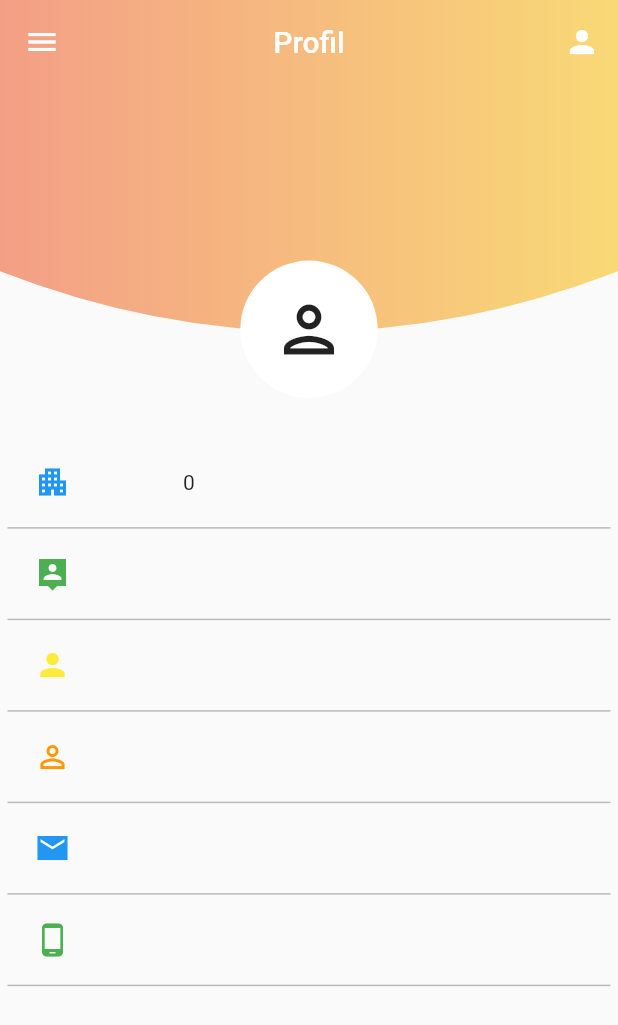
After one commit to GABDHEN/e-CE, a Flutter app: the Test screen opened directly, on a phone screen of 412 x 824 dp. The commit adds this screen. Shown: the top 1025 px of the screen. Run offline on Flutter 3.47's test engine with Material 2 defaults, Android fonts, the light colour scheme and no system bars; our stand-ins replace dropdown_button2, flutter_custom_clippers, new_gradient_app_bar, shared_preferences; missing offline and left inert: card_settings; accounts and stored records are empty.

Commit message:
Finalisation de la page de profil

```diff
--- a/mobile/lib/screens/drawer_menu/Drawer_list.dart
+++ b/mobile/lib/screens/drawer_menu/Drawer_list.dart
@@ -1,3 +1,5 @@
+// ignore_for_file: prefer_const_constructors
+
 import 'package:flutter/material.dart';
 import 'package:mobile/screens/Avis_contr%C3%B4le.dart';
 import 'package:mobile/screens/Param%C3%A8tres.dart';
--- a/mobile/lib/screens/profil/profil.dart
+++ b/mobile/lib/screens/profil/profil.dart
@@ -41,6 +41,11 @@ class _ProfilState extends State<Profil> {
     var taille_image = MediaQuery.of(context).size;
     return SafeArea(
       child: Scaffold(
+        // floatingActionButtonLocation: FloatingActionButtonLocation.centerFloat,
+        // floatingActionButton: FloatingActionButton(
+        //   child: Icon(Icons.access_alarm),
+        //   onPressed: () {},
+        // ),
         drawer: const NavigationDrawer(),
         appBar: AppBar(
           backgroundColor: Colors.orange,
--- /dev/null
+++ b/mobile/lib/screens/test.dart
@@ -0,0 +1,403 @@
+// ignore_for_file: prefer_const_constructors, prefer_const_literals_to_create_immutables
+
+import 'dart:convert';
+import 'package:new_gradient_app_bar/new_gradient_app_bar.dart';
+import 'package:flutter/material.dart';
+import 'package:flutter_custom_clippers/flutter_custom_clippers.dart';
+import 'package:mobile/classes/NavigationDrawer.dart';
+import 'package:mobile/features/auth/models/userInfos.dart';
+import 'package:mobile/screens/Authscreen.dart';
+import 'package:mobile/screens/profil/profil.dart';
+import 'package:shared_preferences/shared_preferences.dart';
+
+// ignore: camel_case_types
+class Test extends StatefulWidget {
+  const Test({Key? key}) : super(key: key);
+
+  @override
+  State<Test> createState() => _TestState();
+}
+
+class _TestState extends State<Test> {
+  late SharedPreferences prefs;
+  late UserInfos userInfos;
+
+  @override
+  void initState() {
+    super.initState();
+    retrieve().then(
+      (value) {
+        setState(
+          () {
+            userInfos = value;
+          },
+        );
+      },
+    );
+  }
+
+  Widget build(BuildContext context) {
+    var size = MediaQuery.of(context).size;
+    var height = size.height;
+    var width = size.width;
+    var alignment = MainAxisAlignment.start;
+    var sizedbox = SizedBox(width: 75);
+    return SafeArea(
+      child: Scaffold(
+        drawer: NavigationDrawer(),
+        appBar: NewGradientAppBar(
+          gradient:
+              LinearGradient(colors: [Color(0xFFF39F86), Color(0xFFF9D976)]),
+
+          // backgroundColor: Colors.orange,
+          title: Text('Profil'),
+          // titleTextStyle: TextStyle(
+          //   color: Colors.white,
+          //   fontSize: 25,
+          // ),
+          centerTitle: true,
+          elevation: 0,
+          actions: [
+            PopupMenuButton<int>(
+              icon: Icon(Icons.person),
+              itemBuilder: (context) => [
+                // popupmenu item 1
+                PopupMenuItem(
+                  value: 1,
+                  // row has two child icon and text.
+                  child: Row(
+                    // ignore: prefer_const_literals_to_create_immutables
+                    children: [
+                      Icon(Icons.remove_red_eye),
+                      SizedBox(
+                        // sized box with width 10
+                        width: 10,
+                      ),
+                      Text(
+                        "Profil",
+                        style: TextStyle(color: Colors.white),
+                      )
+                    ],
+                  ),
+                ),
+                // popupmenu item 2
+                PopupMenuItem(
+                  value: 2,
+                  // row has two child icon and text
+                  child: Row(
+                    // ignore: prefer_const_literals_to_create_immutables
+                    children: [
+                      Icon(Icons.logout_outlined),
+                      SizedBox(
+                        // sized box with width 10
+                        width: 10,
+                      ),
+                      Text(
+                        "Déconnexion",
+                        style: TextStyle(color: Colors.white),
+                      )
+                    ],
+                  ),
+                ),
+              ],
+              offset: Offset(0, 60),
+              color: Colors.grey,
+              elevation: 2,
+              onSelected: (value) {
+                // if value 1 show dialog
+                if (value == 1) {
+                  Navigator.of(context).push(
+                    MaterialPageRoute(
+                      builder: (context) => Profil(),
+                    ),
+                  );
+                  // if value 2 show dialog
+                } else if (value == 2) {
+                  Navigator.of(context).push(
+                    MaterialPageRoute(
+                      builder: (context) => Authscreen(),
+                    ),
+                  );
+                }
+              },
+            ),
+          ],
+        ),
+        body: Column(
+          children: [
+            SizedBox(
+              height: height / 3.5,
+              child: Stack(
+                children: [
+                  SizedBox(
+                    height: (height) / 5,
+                    child: ClipPath(
+                      clipper: OvalBottomBorderClipper(),
+                      child: Container(
+                        decoration: BoxDecoration(
+                          gradient: LinearGradient(
+                            begin: Alignment.topRight,
+                            end: Alignment.topLeft,
+                            colors: [Color(0xFFF9D976), Color(0xFFF39F86)],
+                          ),
+                        ),
+                      ),
+                    ),
+                  ),
+                  Positioned(
+                    height: height / 9,
+                    width: width,
+                    top: height / 6.999,
+                    child: Row(
+                      mainAxisAlignment: MainAxisAlignment.center,
+                      children: [
+                        Container(
+                          height: height / 9,
+                          width: height / 9,
+                          decoration: BoxDecoration(
+                            color: Colors.white,
+                            border: Border(),
+                            borderRadius: BorderRadius.all(Radius.circular(60)),
+                          ),
+                          child: Icon(
+                            Icons.person_outlined,
+                            size: 50,
+                          ),
+                        ),
+                      ],
+                    ),
+                  ),
+                ],
+              ),
+            ),
+            Padding(
+              padding: EdgeInsets.symmetric(horizontal: 5),
+              child: SizedBox(
+                height: 2 * height / 4,
+                child: Column(
+                  children: [
+                    Container(
+                      /* color: Colors.orange,
+            width: double.infinity,
+            height: 200, */
+                      //padding: EdgeInsets.only18op: 20.0),
+                      child: Column(
+                        mainAxisAlignment: MainAxisAlignment.start,
+                        children: [
+                          Container(
+                            child: Column(
+                              children: [
+                                SizedBox(
+                                  child: Column(
+                                    children: [
+                                      Container(
+                                        decoration: BoxDecoration(
+                                            border: Border(
+                                                bottom: BorderSide(
+                                          width: 1.0,
+                                          color: Colors.black26,
+                                        ))),
+                                        child: Padding(
+                                          padding: EdgeInsets.all(18.0),
+                                          child: Row(
+                                            mainAxisAlignment: alignment,
+                                            children: [
+                                              Column(
+                                                children: [
+                                                  Icon(
+                                                    Icons.apartment_outlined,
+                                                    color: Colors.blue,
+                                                  ),
+                                                ],
+                                              ),
+                                              sizedbox,
+                                              Column(
+                                                children: [
+                                                  Text(userInfos.Codeagence
+                                                          .toString()
+                                                      .trim())
+                                                ],
+                                              ),
+                                            ],
+                                          ),
+                                        ),
+                                      ),
+                                      Container(
+                                        decoration: BoxDecoration(
+                                            border: Border(
+                                                bottom: BorderSide(
+                                          width: 1.0,
+                                          color: Colors.black26,
+                                        ))),
+                                        child: Padding(
+                                          padding: EdgeInsets.all(18.0),
+                                          child: Row(
+                                            mainAxisAlignment: alignment,
+                                            children: [
+                                              Column(
+                                                children: [
+                                                  Icon(
+                                                    Icons.person_pin_sharp,
+                                                    color: Colors.green,
+                                                  )
+                                                ],
+                                              ),
+                                              sizedbox,
+                                              Column(
+                                                children: [
+                                                  Text(userInfos.Matricule!
+                                                      .trim())
+                                                ],
+                                              ),
+                                            ],
+                                          ),
+                                        ),
+                                      ),
+                                      Container(
+                                        decoration: BoxDecoration(
+                                            border: Border(
+                                                bottom: BorderSide(
+                                          width: 1.0,
+                                          color: Colors.black26,
+                                        ))),
+                                        child: Padding(
+                                          padding: EdgeInsets.all(18.0),
+                                          child: Row(
+                                            mainAxisAlignment: alignment,
+                                            children: [
+                                              Column(
+                                                children: [
+                                                  Icon(
+                                                    Icons.person,
+                                                    color: Colors.yellow,
+                                                  )
+                                                ],
+                                              ),
+                                              sizedbox,
+                                              Column(
+                                                children: [
+                                                  Text(userInfos.Nom!.trim())
+                                                ],
+                                              ),
+                                            ],
+                                          ),
+                                        ),
+                                      ),
+                                      Container(
+                                        decoration: BoxDecoration(
+                                            border: Border(
+                                                bottom: BorderSide(
+                                          width: 1.0,
+                                          color: Colors.black26,
+                                        ))),
+                                        child: Padding(
+                                          padding: EdgeInsets.all(18.0),
+                                          child: Row(
+                                            mainAxisAlignment: alignment,
+                                            children: [
+                                              Column(
+                                                children: [
+                                                  Icon(
+                                                    Icons.person_outline,
+                                                    color: Colors.orange,
+                                                  )
+                                                ],
+                                              ),
+                                              sizedbox,
+                                              Column(
+                                                children: [
+                                                  Text(userInfos.Prenom!.trim())
+                                                ],
+                                              ),
+                                            ],
+                                          ),
+                                        ),
+                                      ),
+                                      Container(
+                                        decoration: BoxDecoration(
+                                            border: Border(
+                                                bottom: BorderSide(
+                                          width: 1.0,
+                                          color: Colors.black26,
+                                        ))),
+                                        child: Padding(
+                                          padding: EdgeInsets.all(18.0),
+                                          child: Row(
+                                            mainAxisAlignment: alignment,
+                                            children: [
+                                              Column(
+                                                children: [
+                                                  Icon(
+                                                    Icons.mail_sharp,
+                                                    color: Colors.blue,
+                                                  )
+                                                ],
+                                              ),
+                                              sizedbox,
+                                              Column(
+                                                children: [
+                                                  Text(userInfos.Email!.trim())
+                                                ],
+                                              ),
+                                            ],
+                                          ),
+                                        ),
+                                      ),
+                                      Container(
+                                        decoration: BoxDecoration(
+                                            border: Border(
+                                                bottom: BorderSide(
+                                          width: 1.0,
+                                          color: Colors.black26,
+                                        ))),
+                                        child: Padding(
+                                          padding: EdgeInsets.all(18.0),
+                                          child: Row(
+                                            mainAxisAlignment: alignment,
+                                            children: [
+                                              Column(
+                                                children: [
+                                                  Icon(
+                                                    Icons.phone_android,
+                                                    color: Colors.green,
+                                                  )
+                                                ],
+                                              ),
+                                              sizedbox,
+                                              Column(
+                                                children: [
+                                                  Text(userInfos.Telephone!
+                                                      .trim())
+                                                ],
+                                              ),
+                                            ],
+                                          ),
+                                        ),
+                                      ),
+                                    ],
+                                  ),
+                                ),
+                              ],
+                            ),
+                          ),
+                        ],
+                      ),
+                    ),
+                  ],
+                ),
+              ),
+            )
+          ],
+        ),
+      ),
+    );
+  }
+
+  Future<UserInfos> retrieve() async {
+    prefs = await SharedPreferences.getInstance();
+    var temp = prefs.getString("infos");
+    var res = jsonDecode(temp!);
+
+    return UserInfos.fromJson(res);
+  }
+}
--- a/mobile/pubspec.yaml
+++ b/mobile/pubspec.yaml
@@ -40,6 +40,8 @@ dependencies:
   card_settings: ^3.0.1
   dropdown_button2: ^1.7.1
   shared_preferences: ^2.0.15
+  flutter_svg: ^1.1.4
+  new_gradient_app_bar: ^0.2.0
 
 dev_dependencies:
   flutter_test:
```
Also changed, not shown: mobile/lib/screens/Avis_contrôle.dart (+23 -15 lines), mobile/lib/screens/Paramètres.dart (+74 -9 lines), mobile/lib/screens/drawer_menu/header_drawer.dart (+7 -1 lines), mobile/lib/screens/portefeuille.dart (+14 -7 lines), mobile/pubspec.lock.
